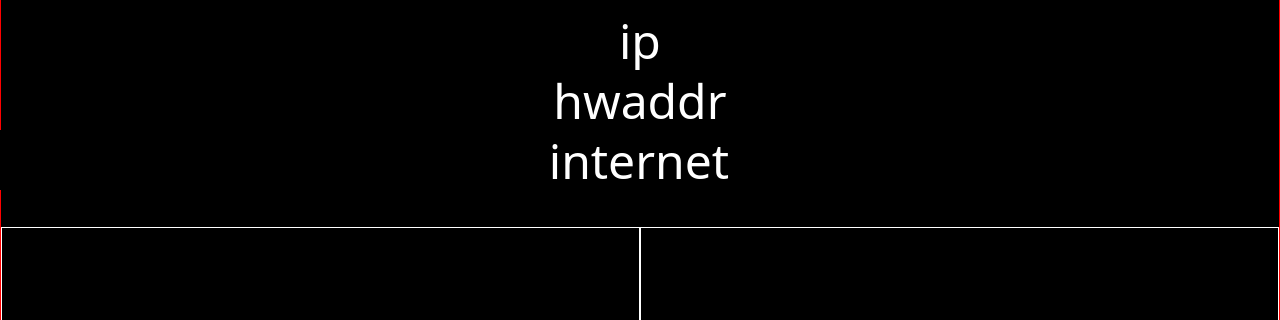
Old version of the form mainwindow.ui in the repository btendrich/pi-graphical-status; both pictures show x 0 to 1280 and y 110 to 430 of the 1280 by 720 pixel window.
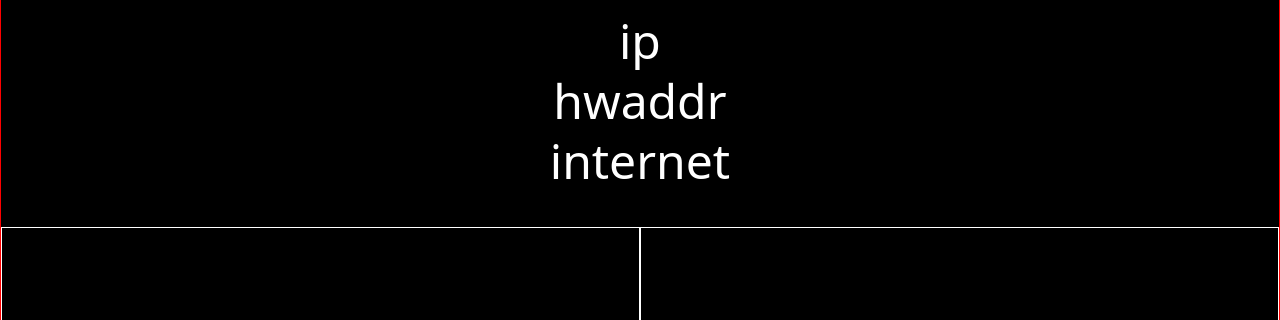
New version of the form.

What changed in the file:
```diff
--- a/mainwindow.ui
+++ b/mainwindow.ui
@@ -258,7 +258,7 @@
    <widget class="QLabel" name="internet_label">
     <property name="geometry">
      <rect>
-      <x>0</x>
+      <x>1</x>
       <y>240</y>
       <width>1278</width>
       <height>60</height>
```
